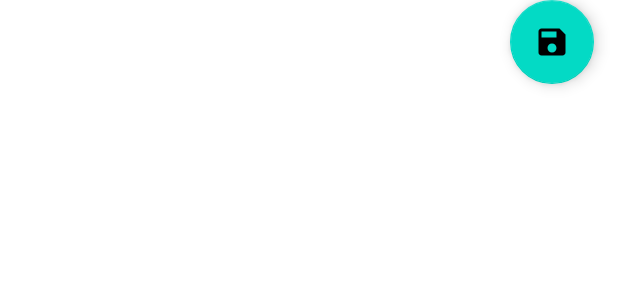
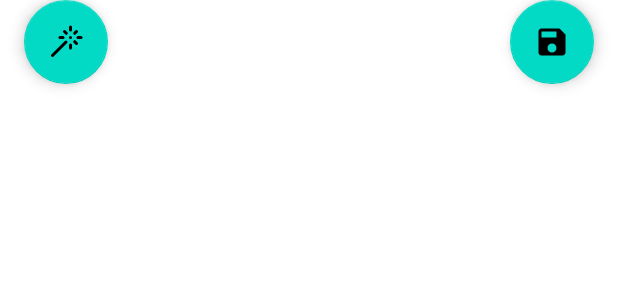
Before and after one commit to anselm67/Books, an Android app: the layout fragment_edit.xml on its own in the app's theme, with its tools: preview values and no code run, on a phone screen of 412 x 824 dp. Shown: the top 300 px of the screen. Run offline under Robolectric (Android 15) with nearby library versions, the phone set to English and light mode, and no system bars.

Commit message:
Fab buttons for Edit and Save. I like them better, that's not a preference.

```diff
--- /dev/null
+++ b/app/src/main/res/drawable/wand_24.xml
@@ -0,0 +1,69 @@
+<vector xmlns:android="http://schemas.android.com/apk/res/android"
+    android:width="24dp"
+    android:height="24dp"
+    android:viewportWidth="24"
+    android:viewportHeight="24">
+  <path
+      android:pathData="M15,4V2"
+      android:strokeLineJoin="round"
+      android:strokeWidth="2"
+      android:fillColor="#00000000"
+      android:strokeColor="#000000"
+      android:strokeLineCap="round"/>
+  <path
+      android:pathData="M15,16v-2"
+      android:strokeLineJoin="round"
+      android:strokeWidth="2"
+      android:fillColor="#00000000"
+      android:strokeColor="#000000"
+      android:strokeLineCap="round"/>
+  <path
+      android:pathData="M8,9h2"
+      android:strokeLineJoin="round"
+      android:strokeWidth="2"
+      android:fillColor="#00000000"
+      android:strokeColor="#000000"
+      android:strokeLineCap="round"/>
+  <path
+      android:pathData="M20,9h2"
+      android:strokeLineJoin="round"
+      android:strokeWidth="2"
+      android:fillColor="#00000000"
+      android:strokeColor="#000000"
+      android:strokeLineCap="round"/>
+  <path
+      android:pathData="M17.8,11.8L19,13"
+      android:strokeLineJoin="round"
+      android:strokeWidth="2"
+      android:fillColor="#00000000"
+      android:strokeColor="#000000"
+      android:strokeLineCap="round"/>
+  <path
+      android:pathData="M15,9h0"
+      android:strokeLineJoin="round"
+      android:strokeWidth="2"
+      android:fillColor="#00000000"
+      android:strokeColor="#000000"
+      android:strokeLineCap="round"/>
+  <path
+      android:pathData="M17.8,6.2L19,5"
+      android:strokeLineJoin="round"
+      android:strokeWidth="2"
+      android:fillColor="#00000000"
+      android:strokeColor="#000000"
+      android:strokeLineCap="round"/>
+  <path
+      android:pathData="M3,21l9,-9"
+      android:strokeLineJoin="round"
+      android:strokeWidth="2"
+      android:fillColor="#00000000"
+      android:strokeColor="#000000"
+      android:strokeLineCap="round"/>
+  <path
+      android:pathData="M12.2,6.2L11,5"
+      android:strokeLineJoin="round"
+      android:strokeWidth="2"
+      android:fillColor="#00000000"
+      android:strokeColor="#000000"
+      android:strokeLineCap="round"/>
+</vector>
--- a/app/src/main/res/layout/fragment_edit.xml
+++ b/app/src/main/res/layout/fragment_edit.xml
@@ -36,10 +36,21 @@
         android:layout_width="wrap_content"
         android:layout_height="wrap_content"
         android:layout_margin="16dp"
-        android:contentDescription="@string/add_book"
+        android:contentDescription="@string/save_book_title"
         android:src="@drawable/ic_baseline_save_24"
 
         app:layout_constraintEnd_toEndOf="parent"
         app:layout_constraintBottom_toBottomOf="parent" />
 
+    <com.google.android.material.floatingactionbutton.FloatingActionButton
+        android:id="@+id/fabMagicButton"
+        android:layout_width="wrap_content"
+        android:layout_height="wrap_content"
+        android:layout_margin="16dp"
+        android:contentDescription="@string/add_book"
+        android:src="@drawable/wand_24"
+
+        app:layout_constraintStart_toStartOf="parent"
+        app:layout_constraintBottom_toBottomOf="parent" />
+
 </androidx.constraintlayout.widget.ConstraintLayout>
--- a/app/src/main/res/values/strings.xml
+++ b/app/src/main/res/values/strings.xml
@@ -91,7 +91,7 @@
     <string name="scan_stat_message">%1$d lookups: %2$d matches (%3$d didn\'t match and %4$d failed)</string>
     <string name="scan_books_added">Added %1$d books to your library.</string>
     <string name="done">Done</string>
-    <string name="preference_display_book_id">Display last modified date?</string>
+    <string name="preference_display_book_id">Display SQL book id?</string>
     <string name="preference_display_last_modified">Display last modified date?</string>
     <string name="preference_category_lookup_service">Lookup service</string>
     <string name="preference_category_display">Display</string>
@@ -125,5 +125,6 @@
     <string name="date_added_embedded">Added on %1$s.</string>
     <string name="preference_enable_shortcut_to_edit">Enable shortcut to edit in lists?</string>
     <string name="discard_changes_prompt">Discard changes?</string>
+    <string name="edit_no_book_error">An error occurred, no book to edit.</string>
 
 </resources>
```
Also changed, not shown: app/src/main/java/com/anselm/books/ui/edit/CoverImageEditor.kt (+34 -10 lines), app/src/main/java/com/anselm/books/ui/edit/EditFragment.kt (+65 -35 lines), app/src/main/java/com/anselm/books/ui/edit/EditMultiDialogFragment.kt (+25 -27 lines), app/src/main/java/com/anselm/books/ui/edit/Editor.kt (+9 -0 lines), app/src/main/java/com/anselm/books/ui/edit/LabelEditor.kt (+39 -16 lines), app/src/main/java/com/anselm/books/ui/edit/TextEditor.kt (+22 -9 lines), app/src/main/java/com/anselm/books/ui/edit/YearEditor.kt (+25 -9 lines), app/src/main/java/com/anselm/books/ui/widgets/DnDList.kt (+21 -17 lines).
